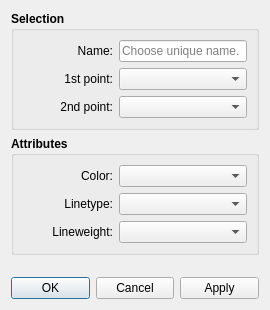
FashionFreedom/Seamly2D, file src/libs/vtools/dialogs/tools/point_intersectxy_dialog.ui: the form before one commit.
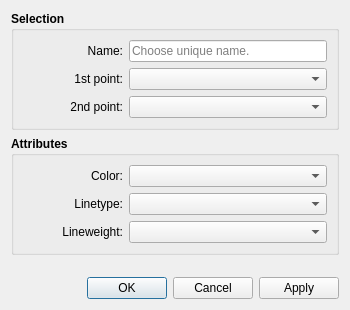
The form after the commit. Icons and pictures are not drawn. Custom widgets are drawn as their Qt base class.

```diff
--- a/src/libs/vtools/dialogs/tools/point_intersectxy_dialog.ui
+++ b/src/libs/vtools/dialogs/tools/point_intersectxy_dialog.ui
@@ -6,7 +6,7 @@
    <rect>
     <x>0</x>
     <y>0</y>
-    <width>270</width>
+    <width>350</width>
     <height>310</height>
    </rect>
   </property>
@@ -68,7 +68,7 @@
           </property>
           <property name="minimumSize">
            <size>
-            <width>90</width>
+            <width>100</width>
             <height>22</height>
            </size>
           </property>
@@ -130,7 +130,7 @@
           </property>
           <property name="minimumSize">
            <size>
-            <width>90</width>
+            <width>100</width>
             <height>22</height>
            </size>
           </property>
@@ -186,7 +186,7 @@
           </property>
           <property name="minimumSize">
            <size>
-            <width>90</width>
+            <width>100</width>
             <height>22</height>
            </size>
           </property>
@@ -270,7 +270,7 @@
           </property>
           <property name="minimumSize">
            <size>
-            <width>90</width>
+            <width>100</width>
             <height>22</height>
            </size>
           </property>
@@ -332,7 +332,7 @@
           </property>
           <property name="minimumSize">
            <size>
-            <width>90</width>
+            <width>100</width>
             <height>22</height>
            </size>
           </property>
@@ -388,7 +388,7 @@
           </property>
           <property name="minimumSize">
            <size>
-            <width>90</width>
+            <width>100</width>
             <height>22</height>
            </size>
           </property>
```
